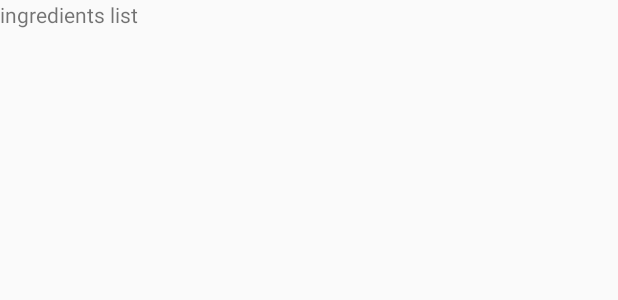
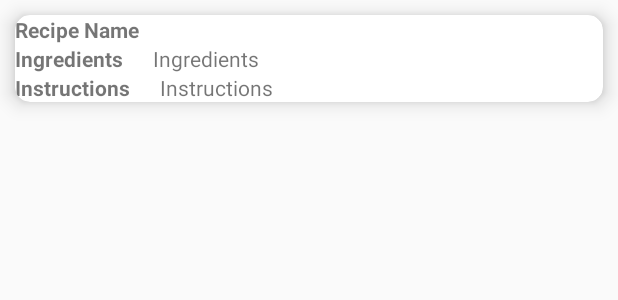
Before and after one commit to Shreya339/FoodGenics, an Android app: the layout list_layout.xml on its own in the app's theme, with its tools: preview values and no code run, on a phone screen of 412 x 824 dp. Shown: the top 300 px of the screen. Run offline under Robolectric (Android 15) with nearby library versions, the phone set to English and light mode, and no system bars.

Commit message:
Ingredients search updated

```diff
--- a/app/src/main/java/com/example/foodgenicsmain/SearchResult.java
+++ b/app/src/main/java/com/example/foodgenicsmain/SearchResult.java
@@ -1,16 +1,18 @@
 package com.example.foodgenicsmain;
+
+import android.util.Log;
 
 public class SearchResult {
 
-    String ingredients, recipe_name, instructions;
+    String ingredients, title, instructions;
 
     public SearchResult(){
 
     }
 
-    public SearchResult(String ingredients, String recipe_name, String instructions){
+    public SearchResult( String ingredients, String instructions, String title){
         this.ingredients = ingredients;
-        this.recipe_name = recipe_name;
+        this.title = title;
         this.ingredients = instructions;
     }
     public SearchResult(String ingredients){
@@ -22,7 +24,7 @@ public class SearchResult {
     }
 
     public String getRecipe_name() {
-        return recipe_name;
+        return title;
     }
 
     public String getInstructions() {
@@ -33,11 +35,13 @@ public class SearchResult {
         this.ingredients = ingredients;
     }
 
-    public void setRecipe_name(String recipe_name) {
-        this.recipe_name = recipe_name;
+    public void setRecipe_name(String title) {
+        Log.i("in search result",title+" ");
+        this.title = title;
     }
 
     public void setInstructions(String instructions) {
+        Log.i("in search result",instructions+" ");
         this.instructions = instructions;
     }
 }
--- a/app/src/main/java/com/example/foodgenicsmain/secondFragment.java
+++ b/app/src/main/java/com/example/foodgenicsmain/secondFragment.java
@@ -98,28 +98,29 @@ public class secondFragment extends Fragment {
             public void onClick(View view) {
                 String searchText = searchField.getText().toString();
 
-                Log.i("info",searchText+"null"+searchField);
+                Log.i("info",searchText+" ");
 
-                Query query = databaseReference.orderByChild("title").startAt(searchText).endAt(searchText +"\uf8ff");
+                Query query = databaseReference.orderByChild("ingredients").startAt(searchText).endAt(searchText +"\uf8ff");
 
                 Log.i("info",searchText);
 
                 FirebaseRecyclerOptions<SearchResult> firebaseRecyclerOptions = new FirebaseRecyclerOptions.Builder<SearchResult>().setQuery(query, SearchResult.class).build();
-                adapter = new FirebaseRecyclerAdapter<SearchResult, firstFragment.SearchViewHolder>(firebaseRecyclerOptions) {
+                adapter = new FirebaseRecyclerAdapter<SearchResult, secondFragment.SearchViewHolder>(firebaseRecyclerOptions) {
 
                     @NonNull
                     @Override
-                    public firstFragment.SearchViewHolder onCreateViewHolder(@NonNull ViewGroup parent, int viewType) {
+                    public secondFragment.SearchViewHolder onCreateViewHolder(@NonNull ViewGroup parent, int viewType) {
                         Log.i("info","inside search");
                         View view = LayoutInflater.from(parent.getContext())
                                 .inflate(R.layout.list_layout, parent, false);
 
-                        return new firstFragment.SearchViewHolder(view);
+                        return new secondFragment.SearchViewHolder(view);
                     }
 
                     @Override
-                    protected void onBindViewHolder(@NonNull firstFragment.SearchViewHolder holder, int position, @NonNull SearchResult model) {
-                        Log.i("info","in adapter");
+                    protected void onBindViewHolder(@NonNull secondFragment.SearchViewHolder holder, int position, @NonNull SearchResult model) {
+                        Log.i("get recipie name",model.getRecipe_name()+" ");
+                        Log.i("get ingredients",model.getInstructions()+" ");
                         holder.setDefault(model.getRecipe_name(),model.getIngredients(),model.getInstructions());
                     }
                 };
@@ -140,9 +141,9 @@ public class secondFragment extends Fragment {
         }
 
         public void setDefault(String resp,String ingredients, String instruc){
-            Log.i("set default","in set");
             TextView resps = sView.findViewById(R.id.res_name);
             resps.setText(resp);
+            Log.i("recipe name",resp+" ");
             TextView ingred = sView.findViewById(R.id.ingred);
             ingred.setText(ingredients);
             TextView instr  = sView.findViewById(R.id.instruct);
--- a/app/src/main/res/layout/list_layout.xml
+++ b/app/src/main/res/layout/list_layout.xml
@@ -1,36 +1,80 @@
 <?xml version="1.0" encoding="utf-8"?>
-<RelativeLayout
-    xmlns:android="http://schemas.android.com/apk/res/android"
+<androidx.cardview.widget.CardView xmlns:android="http://schemas.android.com/apk/res/android"
+    xmlns:app="http://schemas.android.com/apk/res-auto"
+    xmlns:tools="http://schemas.android.com/tools"
     android:layout_width="match_parent"
-    android:layout_height="wrap_content">
+    android:layout_height="wrap_content"
+    app:cardElevation="8dp"
+    app:cardCornerRadius="10dp"
+    android:padding="10dp"
+    android:layout_margin="10dp">
 
-    <TextView
-        android:id="@+id/ingred"
+    <LinearLayout
         android:layout_width="match_parent"
-        android:layout_height="100dp"
-        android:layout_marginBottom="20dp"
-        android:text="ingredients list" />
+        android:layout_height="wrap_content"
+        android:orientation="vertical">
+        <LinearLayout
+            android:layout_width="match_parent"
+            android:layout_height="wrap_content"
+            android:orientation="horizontal">
 
-    <TextView
-        android:id="@+id/res_name"
-        android:layout_width="match_parent"
-        android:layout_height="100dp"
-        android:layout_alignEnd="@id/ingred"
-        android:layout_alignParentTop="true"
-        android:layout_marginBottom="20dp"
+            <TextView
+                android:layout_width="wrap_content"
+                android:layout_height="wrap_content"
+                android:text="Recipe Name"
+                android:textStyle="bold"/>
 
-        android:text="recipe name"
-        android:visibility="gone" />
+            <TextView
+                android:id="@+id/res_name"
+                android:layout_width="wrap_content"
+                android:layout_height="wrap_content"
+                android:layout_marginStart="20dp"
+                android:visibility="visible" />
 
-    <TextView
-        android:id="@+id/instruct"
-        android:layout_width="match_parent"
-        android:layout_height="100dp"
-        android:layout_alignEnd="@id/res_name"
-        android:layout_alignParentTop="true"
-        android:layout_marginBottom="20dp"
-        android:text="instructions"
-        android:visibility="gone" />
+        </LinearLayout>
 
 
-</RelativeLayout>
+    <LinearLayout
+        android:layout_width="match_parent"
+        android:layout_height="wrap_content"
+        android:orientation="horizontal">
+
+        <TextView
+            android:layout_width="wrap_content"
+            android:layout_height="wrap_content"
+            android:text="Ingredients"
+            android:textStyle="bold"/>
+        <TextView
+            android:layout_width="wrap_content"
+            android:layout_height="wrap_content"
+            android:text="Ingredients"
+            android:layout_marginStart="20dp"
+            android:id="@+id/ingred" />
+
+    </LinearLayout>
+
+        <LinearLayout
+            android:layout_width="match_parent"
+            android:layout_height="wrap_content"
+            android:orientation="horizontal">
+
+            <TextView
+                android:layout_width="wrap_content"
+                android:layout_height="wrap_content"
+                android:text="Instructions"
+                android:textStyle="bold"/>
+            <TextView
+                android:layout_width="wrap_content"
+                android:layout_height="wrap_content"
+                android:text="Instructions"
+                android:layout_marginStart="20dp"
+                android:id="@+id/instruct" />
+
+        </LinearLayout>
+
+
+    </LinearLayout>
+
+
+
+</androidx.cardview.widget.CardView>
```
